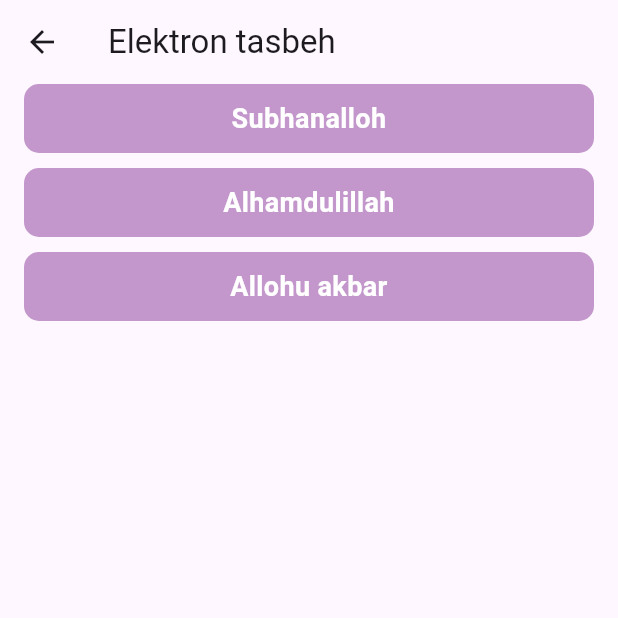
After one commit to Inoyatovlee/instagram_user, a Flutter app: the screen it shows after launch, after a tap on "Elektron tasbeh", on a phone screen of 412 x 824 dp, the top half of it. The commit adds this screen. Run offline on Flutter 3.47's test engine with Material 3 defaults, Android fonts, the phone set to English and light mode, and no system bars; our stand-ins replace cached_network_image, dio, get; missing offline and left inert: insta_image_viewer.

Commit message:
Tasbeh access

```diff
--- a/lib/config/Imports.dart
+++ b/lib/config/Imports.dart
@@ -14,3 +14,6 @@ export 'package:uneversap_app/models/products_model.dart';
 export 'package:uneversap_app/models/currensies_model.dart';
 export 'package:uneversap_app/models/prayer_time_model.dart';
 export 'package:cached_network_image/cached_network_image.dart';
+export 'package:uneversap_app/pages/duolar/Tasbeh_main.dart';
+export 'package:uneversap_app/stores/tasbeh_controller.dart';
+export 'package:uneversap_app/pages/duolar/Tasbeh.dart';
--- a/lib/pages/Home.dart
+++ b/lib/pages/Home.dart
@@ -26,6 +26,28 @@ class _HomePageState extends State<HomePage> {
               const SizedBox(height: 24),
               HomeButton(
                 icon: Icons.attach_money,
+                text: "Namoz vaqtlari ",
+                subtitle: "Besh vaqt namoz vaqitlarini bilish uchun kiring",
+                image: AppImages.momo,
+                colors: [AppColors.red, AppColors.pink],
+                textcolor: Colors.white,
+                onTap: () {
+                  Get.to(() => const Cities());
+                },
+              ),
+              HomeButton(
+                icon: Icons.attach_money,
+                text: "Elektron tasbeh ",
+                subtitle: "Har kuni zikr qilishni unnutmang",
+                image: AppImages.momo,
+                colors: [AppColors.violet, AppColors.pink],
+                textcolor: Colors.white,
+                onTap: () {
+                  Get.to(() => const TasbehMain());
+                },
+              ),
+              HomeButton(
+                icon: Icons.attach_money,
                 text: "Valyutalar kursi",
                 subtitle:
                     "Real vaqt davomidagi valyuta kurslaridan habardor bo'ling",
@@ -35,17 +57,6 @@ class _HomePageState extends State<HomePage> {
                 onTap: () {
                   controller.fetchCurresies();
                   Get.to(() => const Curesies());
-                },
-              ),
-              HomeButton(
-                icon: Icons.attach_money,
-                text: "Namoz vaqtlari ",
-                subtitle: "Besh vaqt namoz vaqitlarini bilish uchun kiring",
-                image: AppImages.momo,
-                colors: [AppColors.red, AppColors.pink],
-                textcolor: Colors.white,
-                onTap: () {
-                  Get.to(() => const Cities());
                 },
               ),
               HomeButton(
--- /dev/null
+++ b/lib/pages/duolar/Tasbeh_main.dart
@@ -0,0 +1,64 @@
+import 'package:uneversap_app/config/Imports.dart';
+import 'package:uneversap_app/pages/duolar/Tasbeh.dart';
+import 'package:uneversap_app/stores/tasbeh_controller.dart';
+
+class TasbehMain extends StatefulWidget {
+  const TasbehMain({super.key});
+
+  @override
+  State<TasbehMain> createState() => _TasbehMainState();
+}
+
+class _TasbehMainState extends State<TasbehMain> {
+  TasbehController controller = Get.put(TasbehController());
+  @override
+  Widget build(BuildContext context) {
+    return Scaffold(
+      appBar: AppBar(
+        title: const Text("Elektron tasbeh"),
+      ),
+      body: Container(
+        constraints: const BoxConstraints(maxWidth: 500),
+        padding: const EdgeInsets.symmetric(horizontal: 16),
+        child: Column(
+          children: [
+            //reja:
+            TasbehButton(title: "Subhanalloh"),
+            TasbehButton(title: "Alhamdulillah"),
+            TasbehButton(title: "Allohu akbar"),
+          ],
+        ),
+      ),
+    );
+  }
+}
+
+class TasbehButton extends StatelessWidget {
+  String title;
+  TasbehButton({
+    super.key,
+    required this.title,
+  });
+
+  @override
+  Widget build(BuildContext context) {
+    return InkWell(
+      onTap: () {
+        Get.to(() => const Tasbeh(), arguments: title);
+      },
+      child: Container(
+        margin: const EdgeInsets.only(bottom: 10),
+        padding: const EdgeInsets.symmetric(vertical: 10),
+        width: double.maxFinite,
+        decoration: BoxDecoration(
+            color: AppColors.pink, borderRadius: BorderRadius.circular(10)),
+        child: Text(
+          title,
+          style: const TextStyle(
+              fontSize: 18, color: Colors.white, fontWeight: FontWeight.w600),
+          textAlign: TextAlign.center,
+        ),
+      ),
+    );
+  }
+}
--- /dev/null
+++ b/lib/pages/duolar/tasbeh.dart
@@ -0,0 +1,30 @@
+import 'package:uneversap_app/config/Imports.dart';
+import 'package:uneversap_app/stores/tasbeh_controller.dart';
+
+class Tasbeh extends StatefulWidget {
+  const Tasbeh({super.key});
+
+  @override
+  State<Tasbeh> createState() => _TasbehState();
+}
+
+class _TasbehState extends State<Tasbeh> {
+  TasbehController controller = Get.put(TasbehController());
+  @override
+  void initState() {
+    controller.selected = Get.arguments;
+    super.initState();
+  }
+
+  Widget build(BuildContext context) {
+    return GetBuilder<TasbehController>(
+      builder: (controller) {
+        return Scaffold(
+          appBar: AppBar(
+            title: Text(controller.selected),
+          ),
+        );
+      },
+    );
+  }
+}
--- /dev/null
+++ b/lib/stores/tasbeh_controller.dart
@@ -0,0 +1,19 @@
+import 'package:get/get.dart';
+import 'package:uneversap_app/config/Imports.dart';
+
+class TasbehController extends GetxController {
+  String selected = "";
+  Map<String, dynamic> duolar = {
+    "Subhanalloh": {
+      "id": 1,
+      "title": "Subhanalloh",
+      "text": "Allohni poklab yod etaman"
+    },
+    "Alhamdulillah": {
+      "id": 1,
+      "title": "Alhamdulillah",
+      "text": "Allohga hamd bo'lsin"
+    },
+    "Allohu akbar": {"id": 1, "title": "Allohu akbar", "text": "Alloh buyuk"},
+  };
+}
```
